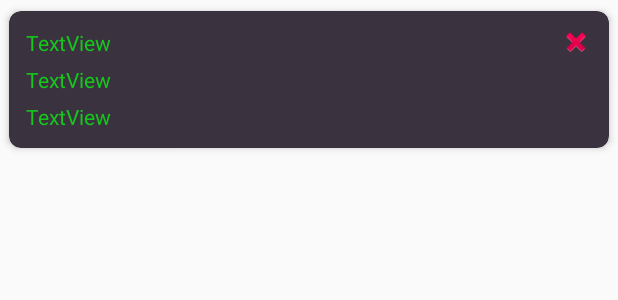
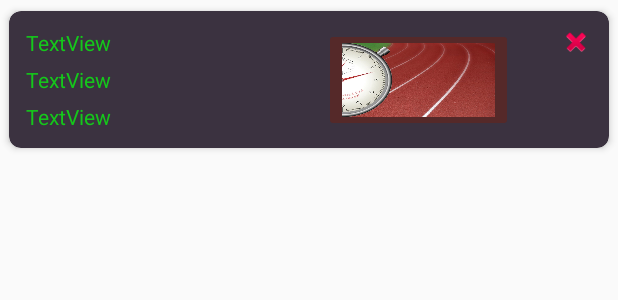
Before and after one commit to x632/runnerApp, an Android app: the layout list_item.xml on its own in the app's theme, with its tools: preview values and no code run, on a phone screen of 412 x 824 dp. Shown: the top 300 px of the screen. Run offline under Robolectric (Android 15) with nearby library versions, the phone set to English and light mode, and no system bars; Roboto replaces fonts that are not available here.

Commit message:
Lagt till en ful knapp för att välja bana

```diff
--- a/app/src/main/java/com/poema/runnerapp/MapRecycleAdapter.kt
+++ b/app/src/main/java/com/poema/runnerapp/MapRecycleAdapter.kt
@@ -4,12 +4,15 @@ import android.app.AlertDialog
 import android.content.ContentValues.TAG
 import android.content.Context
 import android.content.DialogInterface
+import android.content.Intent
 import android.util.Log
 import android.view.LayoutInflater
 import android.view.View
 import android.view.ViewGroup
+import android.widget.ImageButton
 import android.widget.ImageView
 import android.widget.TextView
+import androidx.core.content.ContextCompat.startActivity
 import androidx.recyclerview.widget.RecyclerView
 
 import com.google.android.material.snackbar.Snackbar
@@ -126,6 +129,7 @@ class MapRecycleAdapter (private val context : Context, private val maps: List<M
         val textViewTime = itemView.findViewById<TextView>(R.id.textTime)
        // val textViewId = itemView.findViewById<TextView>(R.id.textId)
         val delButton =  itemView.findViewById<ImageView>(R.id.deleteImage)
+        val chooseTrackBtn = itemView.findViewById<ImageButton>(R.id.chooseImgBtn)
         var mapPosition = 0
 
         init{
@@ -149,6 +153,11 @@ class MapRecycleAdapter (private val context : Context, private val maps: List<M
 
                 alert.show()
             }
+            chooseTrackBtn.setOnClickListener{
+                val intent = Intent(context, MainActivity::class.java)
+                //intent.putExtra("Time", timeUnit)
+                context.startActivity(intent)
+            }
 
 
         }
--- a/app/src/main/res/layout/list_item.xml
+++ b/app/src/main/res/layout/list_item.xml
@@ -65,6 +65,20 @@
                 app:layout_constraintTop_toTopOf="parent"
                 app:srcCompat="@android:drawable/ic_delete" />
 
+            <ImageButton
+                android:id="@+id/chooseImgBtn"
+                android:layout_width="126dp"
+                android:layout_height="69dp"
+                android:layout_marginEnd="30dp"
+                android:alpha="1"
+                android:backgroundTint="#552929"
+                android:cropToPadding="false"
+                android:scaleType="fitXY"
+                app:layout_constraintBottom_toBottomOf="parent"
+                app:layout_constraintEnd_toStartOf="@+id/deleteImage"
+                app:layout_constraintTop_toTopOf="parent"
+                app:srcCompat="@drawable/picture" />
+
 
         </androidx.constraintlayout.widget.ConstraintLayout>
 
```
Also changed, not shown: app/src/main/res/drawable/picture.jpg (added).
